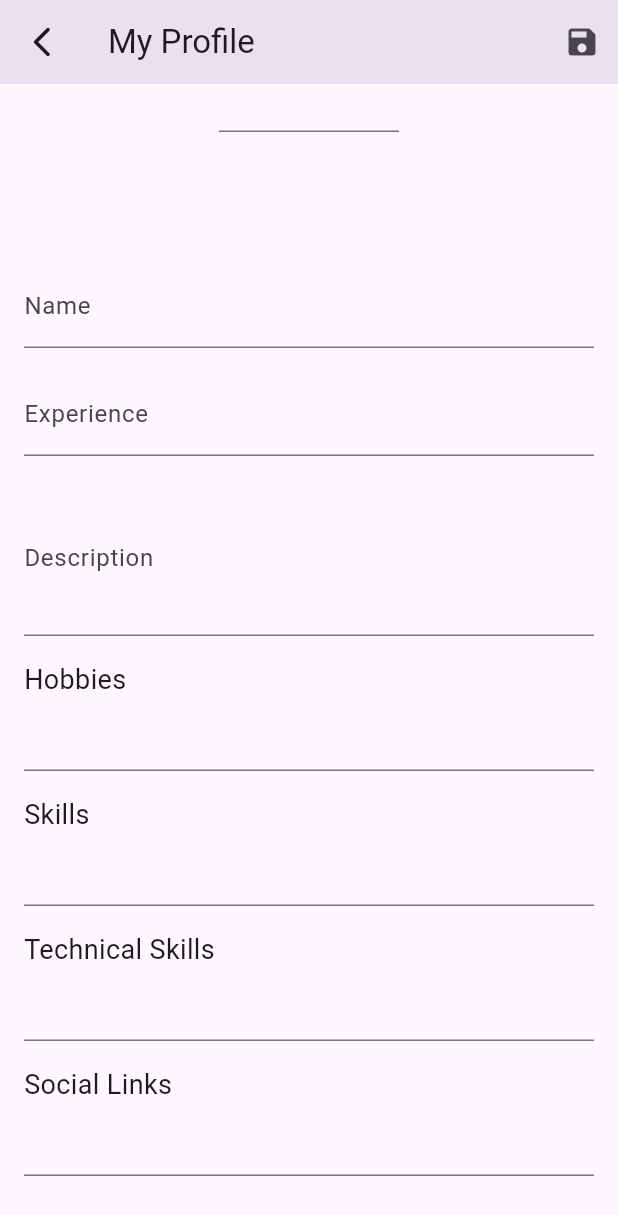
After one commit to Abhishekvk04/ClubFusion, a Flutter app: the ProfilePage screen opened directly, scrolled down 32 dp, after a tap on the "edit" icon, on a phone screen of 412 x 824 dp. The commit adds this screen. Shown: the top 1215 px of the screen. Run offline on Flutter 3.47's test engine with Material 2 defaults, Android fonts, the phone set to English and light mode, and no system bars; network calls fail.

Commit message:
Add profile page

```diff
--- a/lib/club_coderit.dart
+++ b/lib/club_coderit.dart
@@ -116,7 +116,7 @@ class _CourseInfoScreenState extends State<CourseInfoScreen1>
                                   'Coding Club',
                                   textAlign: TextAlign.left,
                                   style: TextStyle(
-                                    fontWeight: FontWeight.w200,
+                                    fontWeight: FontWeight.w400,
                                     fontSize: 22,
                                     letterSpacing: 0.27,
                                     color: DesignCourseAppTheme.nearlyBlue,
@@ -156,10 +156,10 @@ class _CourseInfoScreenState extends State<CourseInfoScreen1>
                                 padding: const EdgeInsets.only(
                                     left: 16, right: 16, top: 8, bottom: 8),
                                 child: Text(
-                                  'This is code rit an coding club',
+                                  'This is code rit an coding club.\n A college coding club is a student-led group where students of varying skill levels come together to learn, practice, and collaborate on coding and computer science projects. It offers workshops, hackathons, coding challenges, and opportunities for networking and career development. Its goal is to foster a sense of community and support among members who share an interest in technology and programming.',
                                   textAlign: TextAlign.justify,
                                   style: TextStyle(
-                                    fontWeight: FontWeight.w200,
+                                    fontWeight: FontWeight.w400,
                                     fontSize: 14,
                                     letterSpacing: 0.27,
                                     color: DesignCourseAppTheme.grey,
--- a/lib/main.dart
+++ b/lib/main.dart
@@ -29,6 +29,7 @@ import 'package:collaborate/screens/org_screen.dart';
 import 'package:collaborate/screens/com_screen.dart';
 import 'package:collaborate/models/editclubs.dart';
 import 'package:collaborate/models/help.dart';
+import 'package:collaborate/profile.dart';
 
 /// Flutter code sample for [ActionIconTheme].
 
@@ -137,7 +138,7 @@ class MyHomePage extends StatelessWidget {
               title: Text('My Profile'),
               onTap: () {
                 Navigator.push(context,
-                    MaterialPageRoute(builder: (context) => LoginPage()));
+                    MaterialPageRoute(builder: (context) => ProfilePage()));
               },
             ),
             ListTile(
--- /dev/null
+++ b/lib/profile.dart
@@ -0,0 +1,142 @@
+import 'package:flutter/material.dart';
+
+class ProfilePage extends StatefulWidget {
+  @override
+  _ProfilePageState createState() => _ProfilePageState();
+}
+
+class _ProfilePageState extends State<ProfilePage> {
+  bool isEditing = false;
+  TextEditingController nameController = TextEditingController();
+  TextEditingController experienceController = TextEditingController();
+  TextEditingController descriptionController = TextEditingController();
+  TextEditingController linkedinController = TextEditingController();
+  TextEditingController instaController = TextEditingController();
+  TextEditingController emailController = TextEditingController();
+  List<String> hobbies = [];
+  List<String> skills = [];
+  List<String> technicalSkills = [];
+  List<String> otherSocials = [];
+
+  void toggleEditing() {
+    setState(() {
+      isEditing = !isEditing;
+    });
+  }
+
+  @override
+  Widget build(BuildContext context) {
+    return Scaffold(
+      appBar: AppBar(
+        title: Text('My Profile'),
+        actions: [
+          IconButton(
+            icon: Icon(isEditing ? Icons.save : Icons.edit),
+            onPressed: toggleEditing,
+          ),
+        ],
+      ),
+      body: Padding(
+        padding: const EdgeInsets.all(16.0),
+        child: SingleChildScrollView(
+          child: Column(
+            crossAxisAlignment: CrossAxisAlignment.start,
+            children: <Widget>[
+              Center(
+                child: isEditing
+                    ? SizedBox(
+                        width: 120,
+                        height: 120,
+                        child: TextFormField(
+                            // Add logic to change the user's photo.
+                            ),
+                      )
+                    : CircleAvatar(
+                        radius: 60,
+                        backgroundImage: NetworkImage(
+                            'https://i.pinimg.com/564x/0a/0e/1b/0a0e1b8b09f5512f02658357d9edfe36.jpg'),
+                      ),
+              ),
+              SizedBox(height: 16),
+              TextFormField(
+                controller: nameController,
+                decoration: InputDecoration(labelText: 'Name'),
+                enabled: isEditing,
+              ),
+              SizedBox(height: 16),
+              TextFormField(
+                controller: experienceController,
+                decoration: InputDecoration(labelText: 'Experience'),
+                enabled: isEditing,
+              ),
+              SizedBox(height: 16),
+              TextFormField(
+                controller: descriptionController,
+                decoration: InputDecoration(labelText: 'Description'),
+                enabled: isEditing,
+                maxLines: 3,
+              ),
+              SizedBox(height: 16),
+              Text('Hobbies', style: TextStyle(fontSize: 18)),
+              isEditing
+                  ? TextFormField(
+                      // Add logic to add hobbies.
+                      )
+                  : Column(
+                      children: hobbies.map((hobby) => Text(hobby)).toList(),
+                    ),
+              SizedBox(height: 16),
+              Text('Skills', style: TextStyle(fontSize: 18)),
+              isEditing
+                  ? TextFormField(
+                      // Add logic to add skills.
+                      )
+                  : Column(
+                      children: skills.map((skill) => Text(skill)).toList(),
+                    ),
+              SizedBox(height: 16),
+              Text('Technical Skills', style: TextStyle(fontSize: 18)),
+              isEditing
+                  ? TextFormField(
+                      // Add logic to add technical skills.
+                      )
+                  : Column(
+                      children: technicalSkills
+                          .map((techSkill) => Text(techSkill))
+                          .toList(),
+                    ),
+              SizedBox(height: 16),
+              Text('Social Links', style: TextStyle(fontSize: 18)),
+              isEditing
+                  ? TextFormField(
+                      // Add logic to add social links.
+                      )
+                  : Column(
+                      children:
+                          otherSocials.map((social) => Text(social)).toList(),
+                    ),
+              SizedBox(height: 16),
+              TextFormField(
+                controller: linkedinController,
+                decoration: InputDecoration(labelText: 'LinkedIn'),
+                enabled: isEditing,
+              ),
+              SizedBox(height: 16),
+              TextFormField(
+                controller: instaController,
+                decoration: InputDecoration(labelText: 'Instagram'),
+                enabled: isEditing,
+              ),
+              SizedBox(height: 16),
+              TextFormField(
+                controller: emailController,
+                decoration: InputDecoration(labelText: 'Email'),
+                enabled: isEditing,
+              ),
+            ],
+          ),
+        ),
+      ),
+    );
+  }
+}
```
Also changed, not shown: assets/images/man.jpg (added).
